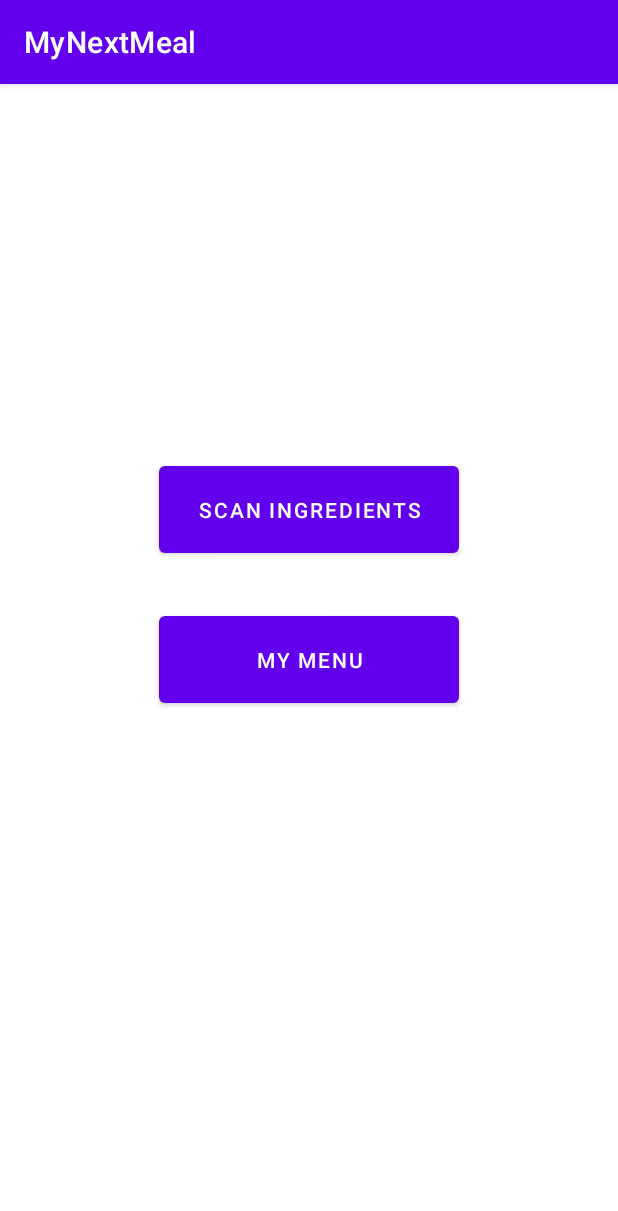
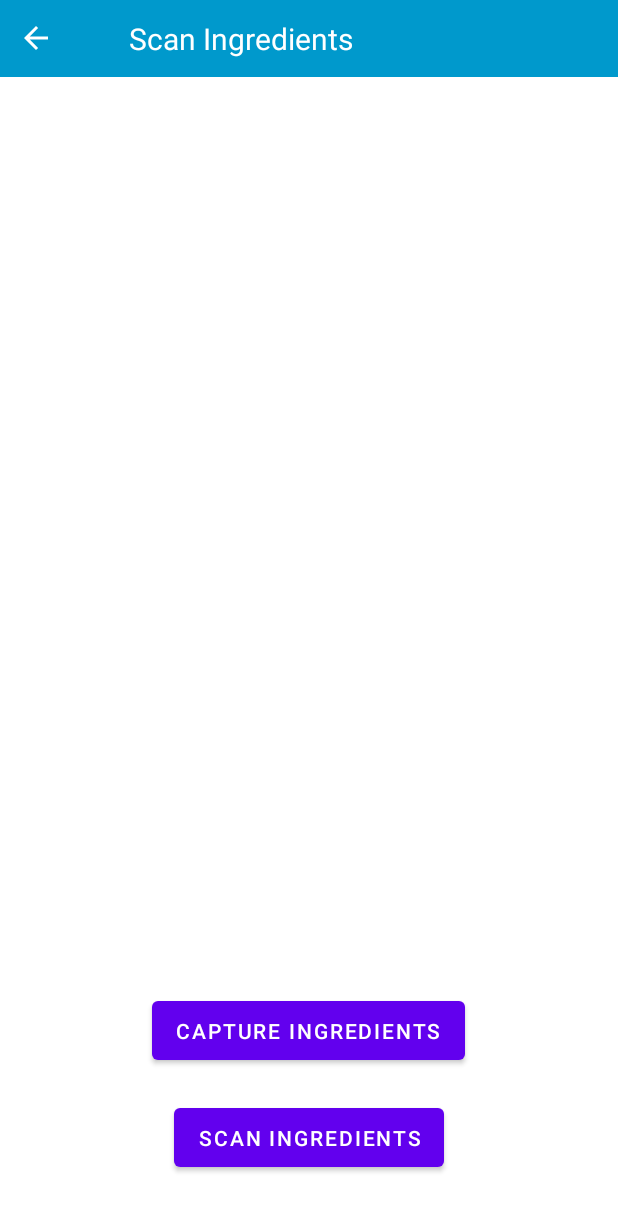
Before and after one commit to LookItsArshia/MyNextMeal, an Android app: the MainMenuActivity screen opened directly, with no data from a screen before it, after a tap on "SCAN INGREDIENTS", on a phone screen of 412 x 824 dp. Shown: the top 1211 px of the screen. Run offline under Robolectric (Android 15) with nearby library versions, the phone set to English and light mode, and no system bars.

Commit message:
Added: MyMenu Activity ScanActivity toolbar Layout
Added intents between activities for application navigation

```diff
--- a/app/src/main/java/com/example/mynextmeal/MainMenuActivity.java
+++ b/app/src/main/java/com/example/mynextmeal/MainMenuActivity.java
@@ -1,8 +1,12 @@
 package com.example.mynextmeal;
 
 import androidx.appcompat.app.AppCompatActivity;
+
+import android.content.Intent;
 import android.os.Bundle;
 import android.view.View;
+import android.widget.ImageView;
+import android.widget.TextView;
 
 public class MainMenuActivity extends AppCompatActivity {
 
@@ -10,15 +14,38 @@ public class MainMenuActivity extends AppCompatActivity {
     protected void onCreate(Bundle savedInstanceState) {
         super.onCreate(savedInstanceState);
         setContentView(R.layout.activity_main_menu);
+
+        ImageView backButton = (ImageView) findViewById(R.id.backButton);
+
+        TextView title = (TextView) findViewById(R.id.toolbar_title);
+
+        title.setText("Main Menu");
+
+        backButton.setOnClickListener(new View.OnClickListener() {
+            @Override
+            public void onClick(View view) {
+                goToLogin();
+            }
+        });
+
     }
 
     public void goToScan(View view) {
-
+        Intent intent = new Intent(this, ScanActivity.class);
+        startActivity(intent);
     }
 
     public void goToMyMenu(View view) {
+        Intent intent = new Intent(this, MyMenu.class);
+        startActivity(intent);
 
     }
 
 
+    public void goToLogin() {
+        Intent intent = new Intent(this, MainActivity.class);
+        startActivity(intent);
+
+    }
+
 }
--- /dev/null
+++ b/app/src/main/java/com/example/mynextmeal/ScanActivity.java
@@ -0,0 +1,104 @@
+package com.example.mynextmeal;
+
+
+import androidx.annotation.NonNull;
+import androidx.annotation.Nullable;
+import androidx.appcompat.app.AppCompatActivity;
+import androidx.core.app.ActivityCompat;
+import androidx.core.content.ContextCompat;
+
+import android.Manifest;
+import android.app.Activity;
+import android.content.Intent;
+import android.content.pm.PackageManager;
+import android.graphics.Bitmap;
+import android.os.Bundle;
+import android.provider.MediaStore;
+import android.view.View;
+import android.widget.Button;
+import android.widget.ImageView;
+import android.widget.TextView;
+
+public class ScanActivity extends AppCompatActivity {
+
+    ImageView capture;
+    Button captureButton;
+    Button scanButton;
+
+    @Override
+    protected void onCreate(Bundle savedInstanceState) {
+        super.onCreate(savedInstanceState);
+        setContentView(R.layout.activity_scan);
+
+        ImageView backButton = (ImageView) findViewById(R.id.backButton);
+
+        backButton.setOnClickListener(new View.OnClickListener() {
+            @Override
+            public void onClick(View view) {
+                toMainMenu();
+            }
+        });
+
+        TextView title = (TextView) findViewById(R.id.toolbar_title);
+
+        title.setText("Scan Ingredients");
+
+        ImageView capture = (ImageView) findViewById(R.id.capture);
+
+        captureButton = (Button) findViewById(R.id.capture_button);
+
+        scanButton = (Button) findViewById(R.id.scan_button);
+
+
+        //Setting capture button listener
+        captureButton.setOnClickListener(new View.OnClickListener() {
+
+            @Override
+            public void onClick(View view) {
+                askCameraPermission();
+            }
+        });
+
+
+    }
+
+    private void askCameraPermission() {
+        //Request for Camera Permission
+        if (ContextCompat.checkSelfPermission(ScanActivity.this, Manifest.permission.CAMERA) != PackageManager.PERMISSION_GRANTED) {
+            ActivityCompat.requestPermissions(ScanActivity.this, new String[] {
+                    Manifest.permission.CAMERA
+            }, 100);
+        } else {
+            openCamera();
+        }
+    }
+
+    @Override
+    public void onRequestPermissionsResult(int requestCode, @NonNull String[] permissions, @NonNull int[] grantResults) {
+        super.onRequestPermissionsResult(requestCode, permissions, grantResults);
+        if (requestCode == 100) {
+            if (grantResults.length > 0 && grantResults[0] == PackageManager.PERMISSION_GRANTED) {
+                openCamera();
+            }
+        }
+    }
+
+    private void openCamera() {
+        Intent camera = new Intent(MediaStore.ACTION_IMAGE_CAPTURE);
+        startActivityForResult(camera, 101);
+    }
+
+    public void toMainMenu() {
+        Intent intent = new Intent(this, MainMenuActivity.class);
+        startActivity(intent);
+    }
+
+    @Override
+    protected void onActivityResult(int requestCode, int resultCode, @Nullable Intent data) {
+        super.onActivityResult(requestCode, resultCode, data);
+        if (requestCode == 101) {
+            Bitmap scan = (Bitmap) data.getExtras().get("data");
+            capture.setImageBitmap(scan);
+        }
+    }
+}
--- /dev/null
+++ b/app/src/main/res/drawable/ic_baseline_arrow_back_24.xml
@@ -0,0 +1,5 @@
+<vector android:height="24dp" android:tint="#FFFFFF"
+    android:viewportHeight="24" android:viewportWidth="24"
+    android:width="24dp" xmlns:android="http://schemas.android.com/apk/res/android">
+    <path android:fillColor="@android:color/white" android:pathData="M20,11H7.83l5.59,-5.59L12,4l-8,8 8,8 1.41,-1.41L7.83,13H20v-2z"/>
+</vector>
--- a/app/src/main/res/layout/activity_main_menu.xml
+++ b/app/src/main/res/layout/activity_main_menu.xml
@@ -9,9 +9,11 @@
     tools:context=".MainMenuActivity"
     android:orientation="vertical">
 
+    <include layout="@layout/toolbar"/>
+
     <Space
         android:layout_width="match_parent"
-        android:layout_height="200dp" />
+        android:layout_height="214dp" />
 
 
     <Button
--- /dev/null
+++ b/app/src/main/res/layout/activity_scan.xml
@@ -0,0 +1,48 @@
+<?xml version="1.0" encoding="utf-8"?>
+<LinearLayout xmlns:android="http://schemas.android.com/apk/res/android"
+    xmlns:app="http://schemas.android.com/apk/res-auto"
+    xmlns:tools="http://schemas.android.com/tools"
+    android:layout_width="match_parent"
+    android:layout_height="match_parent"
+    android:orientation="vertical"
+    tools:context=".ScanActivity">
+
+    <include layout="@layout/toolbar"/>
+
+    <LinearLayout
+        android:layout_width="match_parent"
+        android:layout_height="0dp"
+        android:gravity="center"
+        android:orientation="vertical"
+        android:layout_weight="1">
+
+        <ImageView
+            android:layout_width="match_parent"
+            android:layout_height="0dp"
+            android:id="@+id/capture"
+            android:layout_weight="1"/>
+
+        <Button
+            android:layout_width="wrap_content"
+            android:text="@string/capture_ingredients"
+            android:layout_marginVertical="10dp"
+            android:paddingVertical="10dp"
+            android:id="@+id/capture_button"
+            android:layout_height="wrap_content"/>
+
+        <Button
+            android:layout_width="wrap_content"
+            android:text="@string/scan_ingredients"
+            android:layout_marginTop="10dp"
+            android:paddingVertical="10dp"
+            android:layout_marginBottom="40dp"
+            android:id="@+id/scan_button"
+            android:layout_height="wrap_content"/>
+
+    </LinearLayout>
+
+
+
+
+
+</LinearLayout>
--- /dev/null
+++ b/app/src/main/res/layout/toolbar.xml
@@ -0,0 +1,32 @@
+<?xml version="1.0" encoding="utf-8"?>
+<RelativeLayout xmlns:android="http://schemas.android.com/apk/res/android"
+    android:layout_width="match_parent"
+    android:layout_height="wrap_content"
+    android:background="@android:color/holo_blue_dark">
+
+    <RelativeLayout
+        android:layout_width="match_parent"
+        android:layout_height="wrap_content"
+        android:padding="12dp">
+
+        <ImageView
+            android:layout_width="wrap_content"
+            android:layout_height="wrap_content"
+            android:id="@+id/backButton"
+            android:layout_centerVertical="true"
+            android:src="@drawable/ic_baseline_arrow_back_24"/>
+
+        <TextView
+            android:layout_width="wrap_content"
+            android:layout_height="wrap_content"
+            android:layout_marginStart="50dp"
+            android:textColor="@color/white"
+            android:id="@+id/toolbar_title"
+            android:textSize="20sp"
+            android:layout_toEndOf="@+id/backButton"
+            android:text="@string/my_menu"/>
+
+    </RelativeLayout>
+
+
+</RelativeLayout>
--- a/app/src/main/res/values/strings.xml
+++ b/app/src/main/res/values/strings.xml
@@ -3,4 +3,5 @@
     <string name="to_main_menu">To Main Menu</string>
     <string name="scan_ingredients">Scan Ingredients</string>
     <string name="my_menu">My Menu</string>
+    <string name="capture_ingredients">Capture Ingredients</string>
 </resources>
--- a/app/src/main/res/values/themes.xml
+++ b/app/src/main/res/values/themes.xml
@@ -1,6 +1,6 @@
 <resources xmlns:tools="http://schemas.android.com/tools">
     <!-- Base application theme. -->
-    <style name="Theme.MyNextMeal" parent="Theme.MaterialComponents.DayNight.DarkActionBar">
+    <style name="Theme.MyNextMeal" parent="Theme.MaterialComponents.DayNight.NoActionBar">
         <!-- Primary brand color. -->
         <item name="colorPrimary">@color/purple_500</item>
         <item name="colorPrimaryVariant">@color/purple_700</item>
```
Also changed, not shown: app/src/main/AndroidManifest.xml (+11 -3 lines), app/src/main/java/com/example/mynextmeal/MyMenu.java (added, +59 -0 lines), app/src/main/res/layout/activity_my_menu.xml (added, +19 -0 lines).
